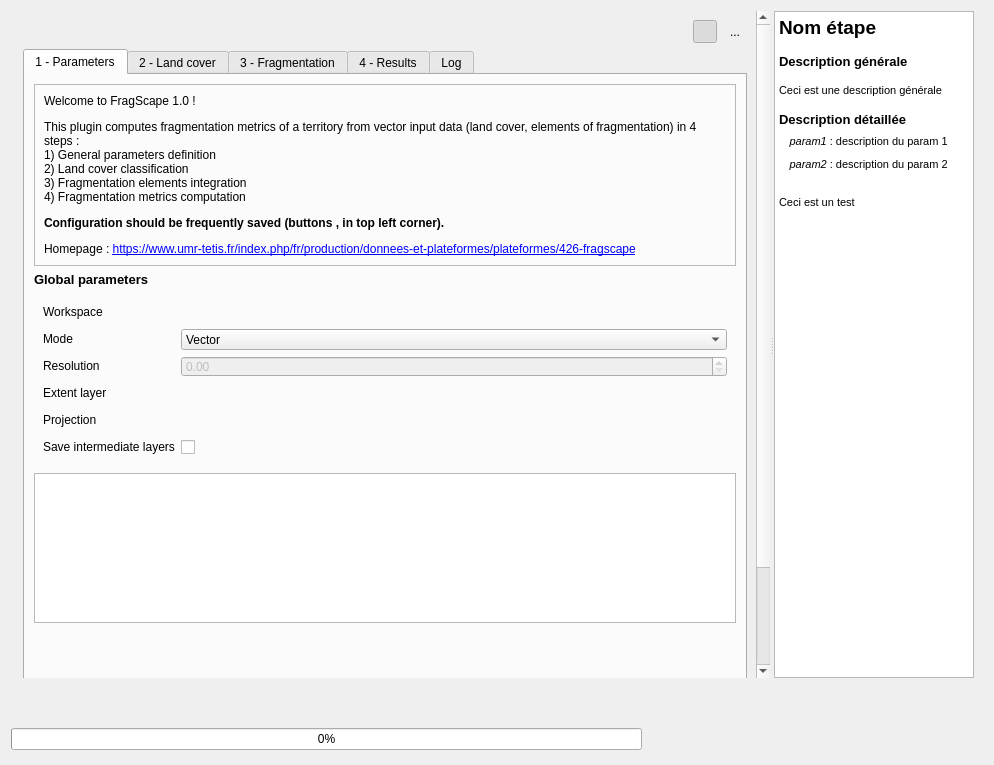
The window that FragScape_dialog_base.ui (MathieuChailloux/FragScape) describes before a commit, drawn with Qt 5.
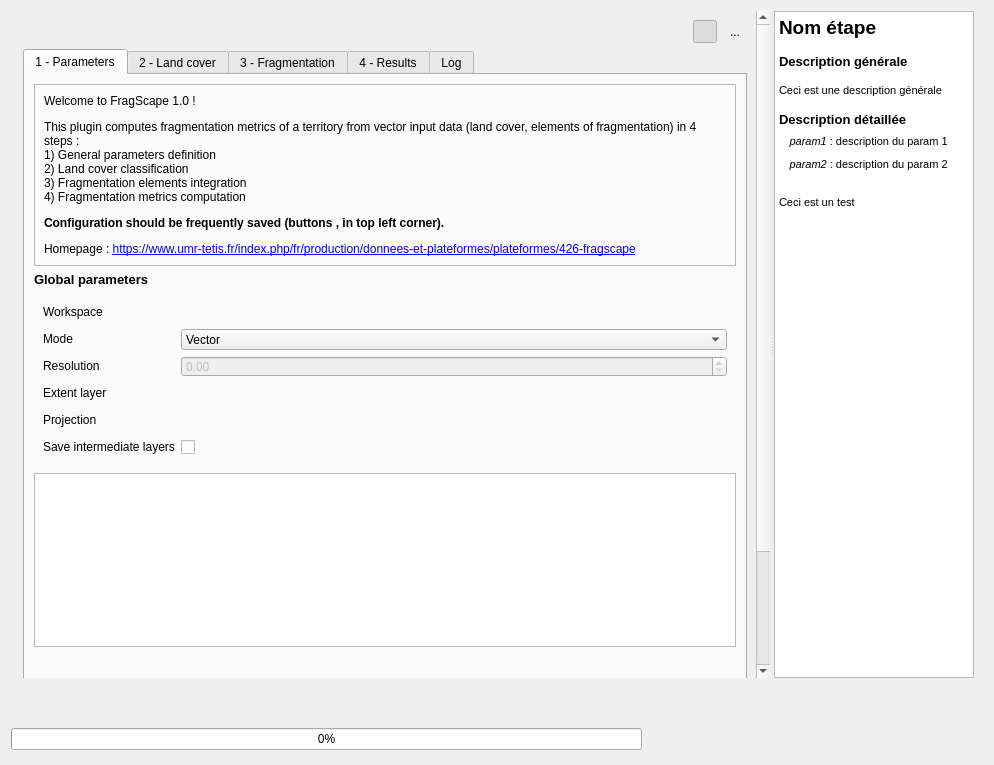
The same window after the commit. Icons and pictures are not drawn. Custom widgets are drawn as their Qt base class.

Commit message: Save, load and launch of existing configuration seems to work

Patch:
```diff
--- a/FragScape_dialog_base.ui
+++ b/FragScape_dialog_base.ui
@@ -629,13 +629,13 @@
                  <property name="minimumSize">
                   <size>
                    <width>0</width>
-                   <height>150</height>
+                   <height>174</height>
                   </size>
                  </property>
                  <property name="maximumSize">
                   <size>
                    <width>16777215</width>
-                   <height>150</height>
+                   <height>174</height>
                   </size>
                  </property>
                  <property name="editTriggers">
```
The commit also changes 1 other file.
